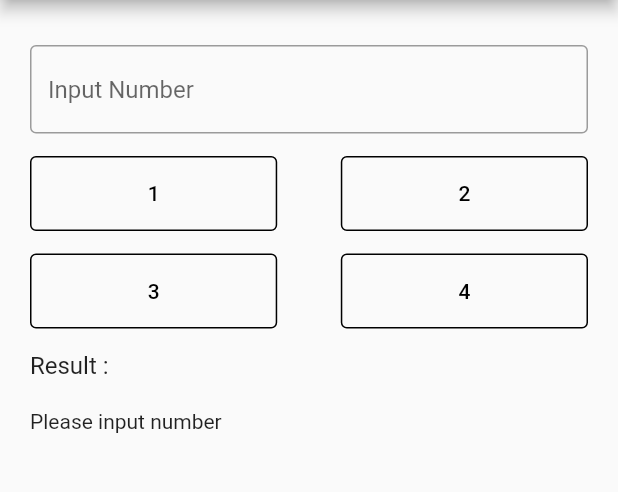
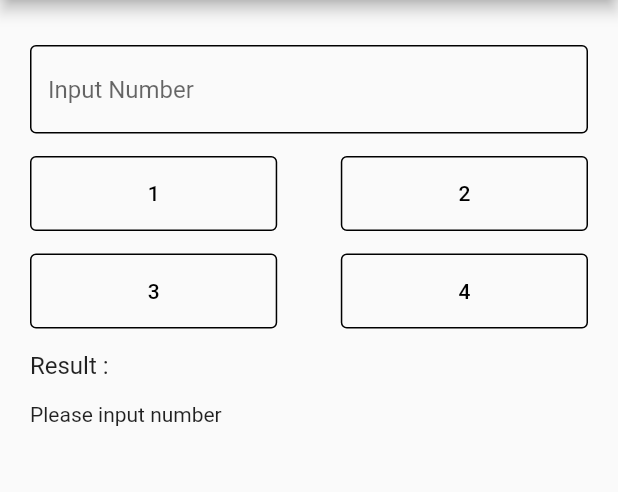
Before and after one commit to fadhil30/FInalAssesment_M.Fadhil.H, a Flutter app: the screen it shows after launch, on a phone screen of 412 x 824 dp, the part 84-576 px from its top. Run offline on Flutter 3.47's test engine with Material 2 defaults, Android fonts, the phone set to English and light mode, and no system bars; our stand-ins replace bloc, flutter_bloc, freezed_annotation.

Commit message:
final_assesment update

```diff
--- a/lib/page/home_view.dart
+++ b/lib/page/home_view.dart
@@ -62,13 +62,13 @@ class HomeView extends StatelessWidget {
                         const SizedBox(
                           height: 15,
                         ),
-                        Text(
+                        const Text(
                           'Result : ',
                           style: TextStyle(
                               fontSize: 16, fontWeight: FontWeight.normal),
                         ),
                         const SizedBox(
-                          height: 20,
+                          height: 15,
                         ),
                         buildResultFormWigdet(state.conditions, state)
                       ],
--- a/lib/widget/input_form_widget.dart
+++ b/lib/widget/input_form_widget.dart
@@ -21,7 +21,9 @@ class InputFormWidget extends StatelessWidget {
       },
       controller: state.numController,
       keyboardType: TextInputType.number,
-      decoration: InputDecoration(
+      decoration: const InputDecoration(
+          enabledBorder:
+              OutlineInputBorder(borderSide: BorderSide(color: Colors.black)),
           border:
               OutlineInputBorder(borderSide: BorderSide(color: Colors.black)),
           hintText: 'Input Number',
```
